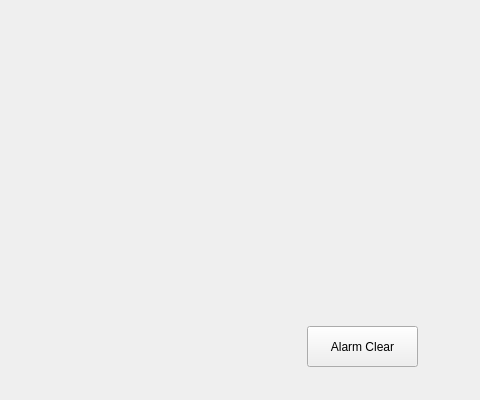
Qt form categorypage/icinitialframe.ui (dongdong-2009/3-5AxisRobot) before a commit; both pictures show x 320 to 800 and y 0 to 400 of the 800 by 400 pixel window.
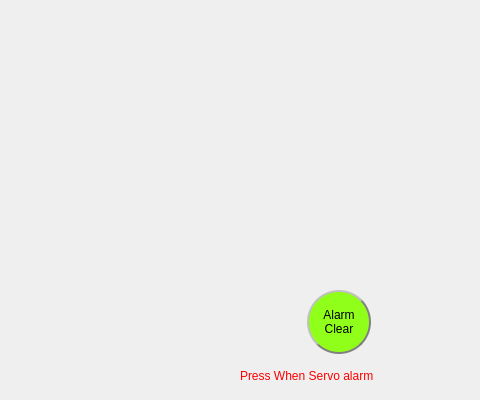
The same form after that commit.

Diff of the .ui file:
```diff
--- a/categorypage/icinitialframe.ui
+++ b/categorypage/icinitialframe.ui
@@ -36,18 +36,61 @@
    <property name="geometry">
     <rect>
      <x>627</x>
-     <y>326</y>
-     <width>111</width>
-     <height>41</height>
+     <y>290</y>
+     <width>64</width>
+     <height>64</height>
     </rect>
    </property>
+   <property name="minimumSize">
+    <size>
+     <width>64</width>
+     <height>64</height>
+    </size>
+   </property>
+   <property name="maximumSize">
+    <size>
+     <width>64</width>
+     <height>64</height>
+    </size>
+   </property>
+   <property name="styleSheet">
+    <string notr="true">#alarmClear{
+border-style: outset;
+border-width: 2px;
+border-radius: 32px;
+border-color: gray;
+background-color: rgb(144, 255, 26);
+
+}
+
+#alarmClear::checked{
+	background-color: rgb(255, 0, 0);
+}</string>
+   </property>
    <property name="text">
-    <string>Alarm Clear</string>
+    <string>Alarm
+Clear</string>
    </property>
    <property name="checkable">
     <bool>true</bool>
    </property>
   </widget>
+  <widget class="QLabel" name="label">
+   <property name="geometry">
+    <rect>
+     <x>560</x>
+     <y>360</y>
+     <width>221</width>
+     <height>31</height>
+    </rect>
+   </property>
+   <property name="styleSheet">
+    <string notr="true">color: rgb(255, 0, 0);</string>
+   </property>
+   <property name="text">
+    <string>Press When Servo alarm</string>
+   </property>
+  </widget>
  </widget>
  <resources/>
  <connections/>
```
